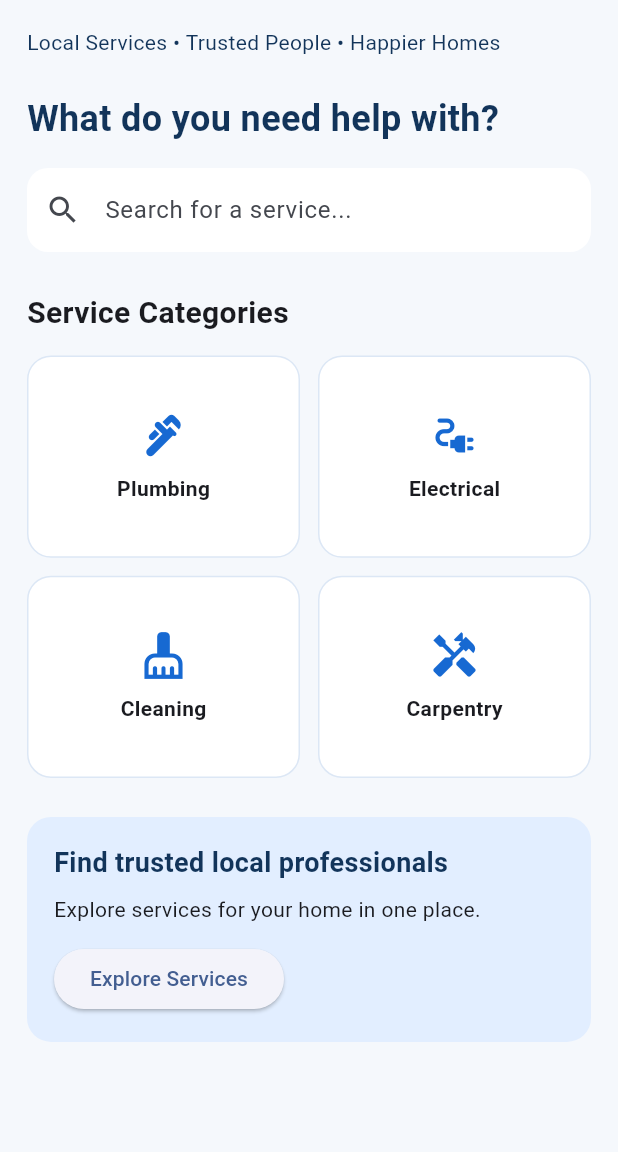
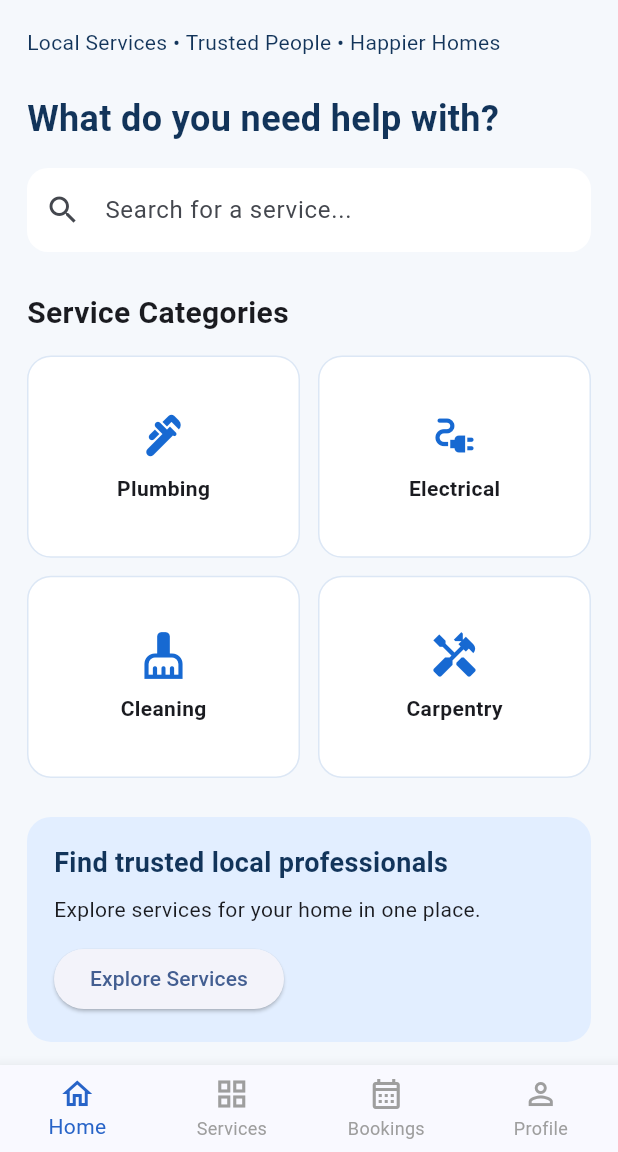
Before and after one commit to Ilqha/LocalFix, a Flutter app: the screen it shows after launch, on a phone screen of 412 x 824 dp, the part 84-1236 px from its top. Run offline on Flutter 3.47's test engine with Material 3 defaults, Android fonts, the phone set to English and light mode, and no system bars.

Commit message:
Add bottom navigation to home screen

```diff
--- a/lib/home_screen.dart
+++ b/lib/home_screen.dart
@@ -16,6 +16,7 @@ class HomeScreen extends StatelessWidget {
 
     return Scaffold(
       backgroundColor: const Color(0xFFF5F8FC),
+
       appBar: AppBar(
         backgroundColor: const Color(0xFF12345A),
         foregroundColor: Colors.white,
@@ -24,6 +25,7 @@ class HomeScreen extends StatelessWidget {
           style: TextStyle(fontWeight: FontWeight.bold),
         ),
       ),
+
       body: SafeArea(
         child: SingleChildScrollView(
           padding: const EdgeInsets.all(18),
@@ -37,7 +39,9 @@ class HomeScreen extends StatelessWidget {
                   fontSize: 14,
                 ),
               ),
+
               const SizedBox(height: 24),
+
               const Text(
                 'What do you need help with?',
                 style: TextStyle(
@@ -46,7 +50,9 @@ class HomeScreen extends StatelessWidget {
                   color: Color(0xFF12345A),
                 ),
               ),
+
               const SizedBox(height: 16),
+
               TextField(
                 onSubmitted: (_) => _openListing(context),
                 decoration: InputDecoration(
@@ -60,7 +66,9 @@ class HomeScreen extends StatelessWidget {
                   ),
                 ),
               ),
+
               const SizedBox(height: 26),
+
               const Text(
                 'Service Categories',
                 style: TextStyle(
@@ -68,7 +76,9 @@ class HomeScreen extends StatelessWidget {
                   fontWeight: FontWeight.bold,
                 ),
               ),
+
               const SizedBox(height: 14),
+
               GridView.builder(
                 shrinkWrap: true,
                 physics: const NeverScrollableScrollPhysics(),
@@ -115,7 +125,9 @@ class HomeScreen extends StatelessWidget {
                   );
                 },
               ),
+
               const SizedBox(height: 26),
+
               Container(
                 width: double.infinity,
                 padding: const EdgeInsets.all(18),
@@ -150,6 +162,49 @@ class HomeScreen extends StatelessWidget {
           ),
         ),
       ),
+
+      // Bottom navigation bar
+      bottomNavigationBar: BottomNavigationBar(
+        currentIndex: 0,
+        type: BottomNavigationBarType.fixed,
+        selectedItemColor: const Color(0xFF2864C8),
+        unselectedItemColor: Colors.grey,
+        onTap: (index) {
+          if (index == 0) {
+            // Already on Home.
+          } else if (index == 1) {
+            _openListing(context);
+          } else if (index == 2 || index == 3) {
+            ScaffoldMessenger.of(context).showSnackBar(
+              SnackBar(
+                content: Text(
+                  index == 2
+                      ? 'Bookings screen will be added later.'
+                      : 'Profile screen will be added later.',
+                ),
+              ),
+            );
+          }
+        },
+        items: const [
+          BottomNavigationBarItem(
+            icon: Icon(Icons.home_outlined),
+            label: 'Home',
+          ),
+          BottomNavigationBarItem(
+            icon: Icon(Icons.grid_view),
+            label: 'Services',
+          ),
+          BottomNavigationBarItem(
+            icon: Icon(Icons.calendar_month_outlined),
+            label: 'Bookings',
+          ),
+          BottomNavigationBarItem(
+            icon: Icon(Icons.person_outline),
+            label: 'Profile',
+          ),
+        ],
+      ),
     );
   }
 
```
